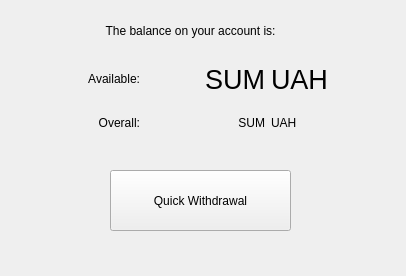
Before: the Qt Designer form client/client/gui/widgets/balancewidget.ui in eugeniashurko/ATM, drawn with Qt 5.
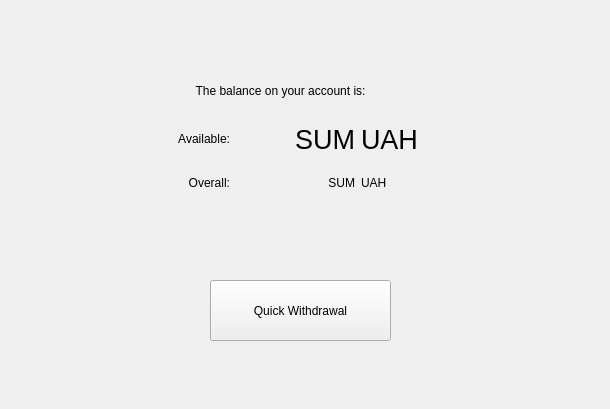
After: the same form once the commit is applied.

Diff of the .ui file:
```diff
--- a/client/client/gui/widgets/balancewidget.ui
+++ b/client/client/gui/widgets/balancewidget.ui
@@ -6,8 +6,8 @@
    <rect>
     <x>0</x>
     <y>0</y>
-    <width>406</width>
-    <height>276</height>
+    <width>610</width>
+    <height>409</height>
    </rect>
   </property>
   <property name="windowTitle">
@@ -16,8 +16,8 @@
   <widget class="QLabel" name="balanceMessage">
    <property name="geometry">
     <rect>
-     <x>60</x>
-     <y>10</y>
+     <x>150</x>
+     <y>70</y>
      <width>261</width>
      <height>41</height>
     </rect>
@@ -32,8 +32,8 @@
   <widget class="QPushButton" name="quickWithdrawalButton">
    <property name="geometry">
     <rect>
-     <x>110</x>
-     <y>170</y>
+     <x>210</x>
+     <y>280</y>
      <width>181</width>
      <height>61</height>
     </rect>
@@ -45,8 +45,8 @@
   <widget class="QWidget" name="gridLayoutWidget">
    <property name="geometry">
     <rect>
-     <x>20</x>
-     <y>60</y>
+     <x>110</x>
+     <y>120</y>
      <width>371</width>
      <height>81</height>
     </rect>
```
